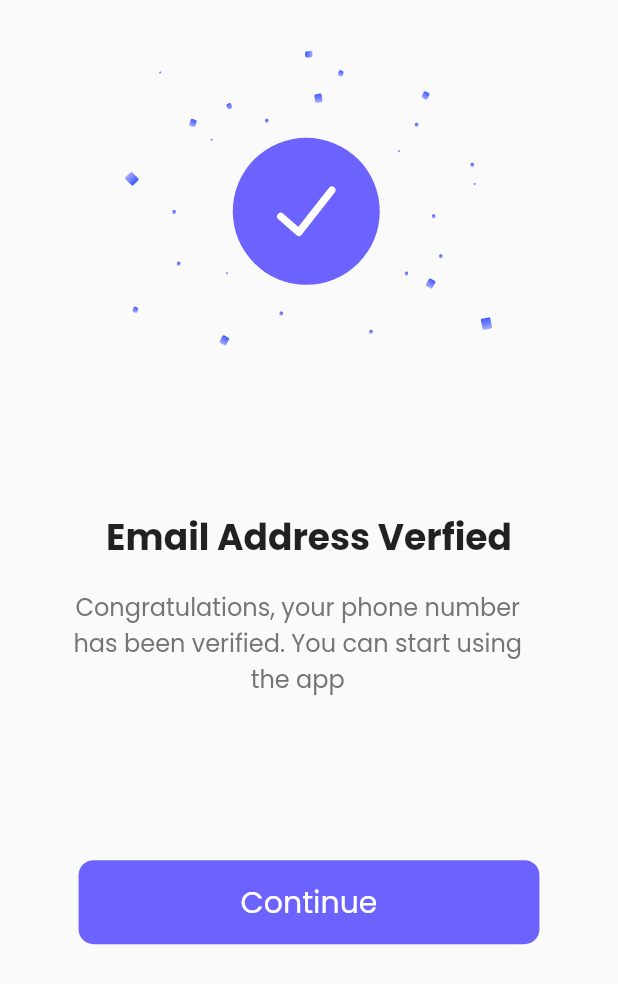
After one commit to itsJozieMerrie/CampuShare, a Flutter app: the MyVerified screen opened directly, on a phone screen of 412 x 824 dp. The commit adds this screen. Shown: the top 984 px of the screen. Run offline on Flutter 3.47's test engine with Material 2 defaults, Android fonts, the phone set to English and light mode, and no system bars; our stand-ins replace flutter_svg, google_fonts.

Commit message:
Changes updated Verified page added The things for backen implementation has been arranged already

```diff
--- a/lib/signUp/sign_up.dart
+++ b/lib/signUp/sign_up.dart
@@ -134,7 +134,7 @@ class _SignUpState extends State<SignUp> {
                           else if(isChecked){
                             Navigator.of(context).push(
                               MaterialPageRoute(
-                                builder: (context) => const MyVerif()),
+                                builder: (context) => MyVerif()),
                             );
                           }
                           print(userNameController.text);
--- /dev/null
+++ b/lib/verified/verified.dart
@@ -0,0 +1,95 @@
+import 'package:flutter/material.dart';
+import 'package:google_fonts/google_fonts.dart';
+import 'package:flutter_svg/svg.dart';
+import 'package:proj3/homepage/homepage.dart';
+
+
+
+class MyVerified extends StatelessWidget{
+  const MyVerified({super.key});
+
+  @override
+  Widget build(BuildContext context){
+    return Scaffold(
+      body : SafeArea(
+        child: SingleChildScrollView(
+          child: Center(
+            child : Column(
+              children:  [
+                const SizedBox(height : 34),
+
+                //Logo check
+                SvgPicture.asset('lib/svg/veriflogo.svg'),
+
+
+                //Email Text
+                const SizedBox(height  : 109.43 ),
+                 Text(
+                  'Email Address Verfied',
+                  style : GoogleFonts.poppins(
+                    fontSize : 24,
+                    fontWeight: FontWeight.bold
+                  )
+
+
+                ),
+                const SizedBox(height : 16),
+
+                Container(
+                  margin : const EdgeInsets.fromLTRB(47, 0 , 62, 0  ),
+                  child: Text(
+                    'Congratulations, your phone number has been verified. You can start using the app',
+                    textAlign: TextAlign.center,
+                    style: GoogleFonts.poppins(
+                      fontSize: 16,
+                      height: 1.5,
+                      color: Colors.grey[600],
+                    )
+                  ),
+
+                  ),
+
+
+
+                  //Continue Button
+                  const SizedBox(height : 109),
+
+                  GestureDetector(
+                    onTap: (){
+                      Navigator.of(context).push(MaterialPageRoute(builder: (context) => const Myhomepage()));
+                    },
+                    child : Center(
+                      child: Container(
+                        padding: const EdgeInsets.fromLTRB(108, 13, 108, 13),
+
+                        decoration: const  BoxDecoration(
+                          color: Color(0xff6C63FF),
+                          borderRadius: BorderRadius.all(Radius.circular(10)),
+                        ),
+                        child:  Text(
+                          'Continue',
+                          style: GoogleFonts.poppins(
+                            fontSize: 20,
+                            color: Colors.white
+
+                          )
+
+                        ),
+                      ),
+                    ),
+                  )
+
+
+
+
+
+
+
+              ],
+            ),
+          ),
+        ),
+      ),
+    );
+  }
+}
```
Also changed, not shown: lib/homepage/homepage.dart (+25 -1 lines), lib/login/log_in.dart (+15 -2 lines), lib/signUp/verification.dart (+29 -7 lines), lib/svg/veriflogo.svg (added), pubspec.lock.
